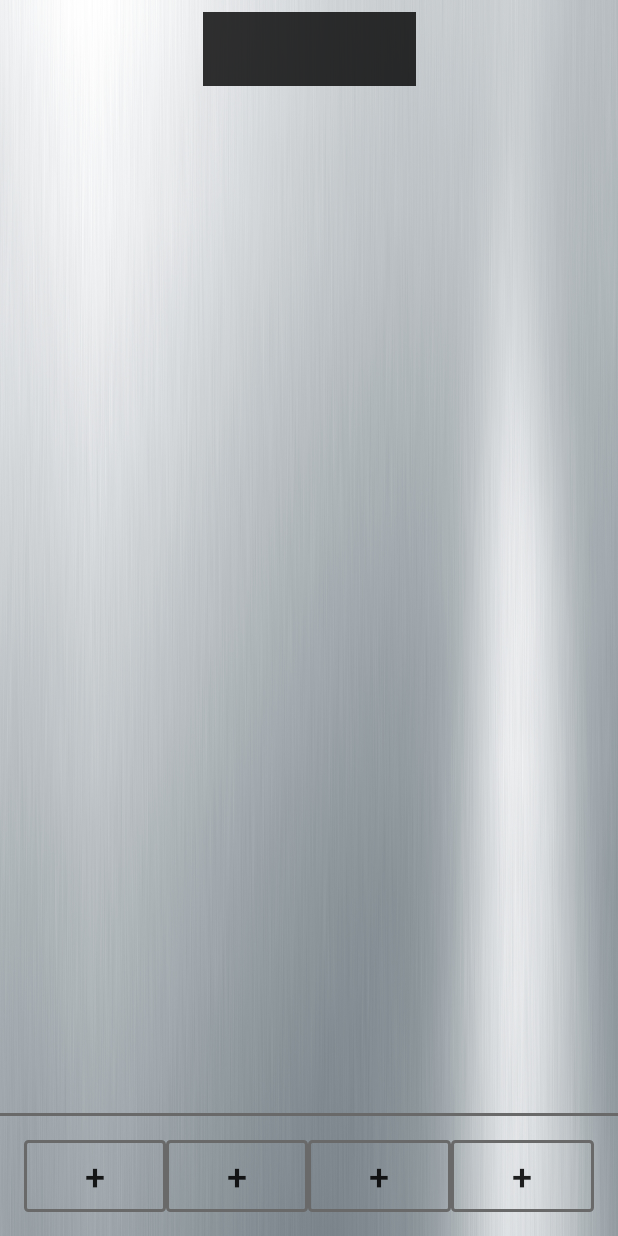
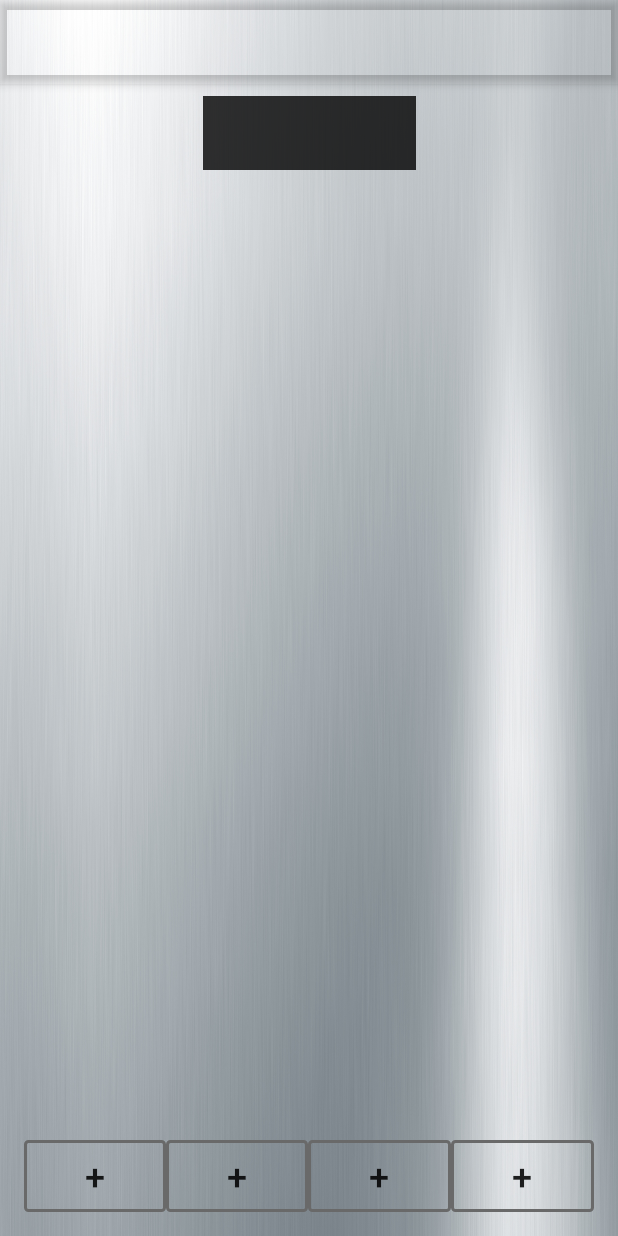
Before and after one commit to guness/ElevatorAndroid, an Android app: the screen it shows after launch (PanelActivity), on a phone screen of 412 x 824 dp. Run offline under Robolectric (Android 15) with nearby library versions, the phone set to English and light mode, and no system bars; our stand-ins replace Room's generated code, RxJava, Timber; libraries missing offline, so code that uses them is left out: com.crashlytics.android, com.facebook.stetho, io.fabric.sdk; pictures from the network do not load; 7 statements that could not run were skipped.

Commit message:
panelview uÄpdated

```diff
--- a/app/src/main/AndroidManifest.xml
+++ b/app/src/main/AndroidManifest.xml
@@ -21,7 +21,9 @@
         </activity>
         <activity android:name=".ui.main.MainActivity" />
         <activity android:name=".ui.info.InfoActivity" />
-        <activity android:name=".ui.panel.PanelActivity" />
+        <activity
+            android:name=".ui.panel.PanelActivity"
+            android:theme="@style/AppTheme.NoActionBar.Translucent.Bars" />
 
         <meta-data
             android:name="io.fabric.ApiKey"
--- a/app/src/main/res/layout/activity_panel.xml
+++ b/app/src/main/res/layout/activity_panel.xml
@@ -1,11 +1,32 @@
 <?xml version="1.0" encoding="utf-8"?>
-<android.support.constraint.ConstraintLayout xmlns:android="http://schemas.android.com/apk/res/android"
+<FrameLayout xmlns:android="http://schemas.android.com/apk/res/android"
     xmlns:app="http://schemas.android.com/apk/res-auto"
     xmlns:tools="http://schemas.android.com/tools"
     android:layout_width="match_parent"
     android:layout_height="match_parent"
     android:background="@drawable/silver_background"
+    android:fitsSystemWindows="true"
     tools:context="com.guness.elevator.ui.panel.PanelActivity">
+
+    <android.support.design.widget.AppBarLayout
+        android:layout_width="match_parent"
+        android:layout_height="wrap_content"
+        android:background="@android:color/transparent"
+        android:theme="@style/AppTheme.AppBarOverlay">
+
+        <android.support.v7.widget.Toolbar
+            android:id="@+id/toolbar"
+            android:layout_width="match_parent"
+            android:layout_height="?attr/actionBarSize"
+            app:popupTheme="@style/AppTheme.PopupOverlay" />
+
+    </android.support.design.widget.AppBarLayout>
+
+    <android.support.constraint.ConstraintLayout
+        android:layout_width="match_parent"
+        android:layout_height="match_parent"
+        android:layout_marginTop="?attr/actionBarSize"
+        app:layout_behavior="@string/appbar_scrolling_view_behavior">
 
         <TextView
             android:id="@+id/sevenSegment"
@@ -90,12 +111,6 @@
                 android:textSize="24sp" />
         </LinearLayout>
 
-    <View
-        android:layout_width="match_parent"
-        android:layout_height="2dp"
-        android:background="@color/dim_grey"
-        app:layout_constraintBottom_toTopOf="@+id/bottomBar" />
-
         <android.support.v7.widget.RecyclerView
             android:id="@+id/listView"
             android:layout_width="wrap_content"
@@ -111,3 +126,5 @@
             app:spanCount="2"
             tools:listitem="@layout/item_button" />
     </android.support.constraint.ConstraintLayout>
+
+</FrameLayout>
--- a/app/src/main/res/values-v21/styles.xml
+++ b/app/src/main/res/values-v21/styles.xml
@@ -1,7 +1,7 @@
 <resources>
 
-    <style name="AppTheme.NoActionBar">
-        <item name="windowActionBar">false</item>
-        <item name="windowNoTitle">true</item>
+    <style name="AppTheme.NoActionBar.Translucent">
+        <item name="android:windowDrawsSystemBarBackgrounds">true</item>
     </style>
+
 </resources>
--- a/app/src/main/res/values/styles.xml
+++ b/app/src/main/res/values/styles.xml
@@ -13,6 +13,17 @@
         <item name="windowNoTitle">true</item>
     </style>
 
+    <style name="AppTheme.NoActionBar.Translucent" />
+
+    <style name="AppTheme.NoActionBar.Translucent.Bars">
+        <item name="android:windowTranslucentStatus">true</item>
+        <item name="android:windowTranslucentNavigation">true</item>
+    </style>
+
+    <style name="AppTheme.NoActionBar.Translucent.Status">
+        <item name="android:windowTranslucentStatus">true</item>
+    </style>
+
     <style name="AppTheme.AppBarOverlay" parent="ThemeOverlay.AppCompat.Dark.ActionBar" />
 
     <style name="AppTheme.PopupOverlay" parent="ThemeOverlay.AppCompat.Light" />
```
Lines whose indentation alone changed are shown as unchanged.
